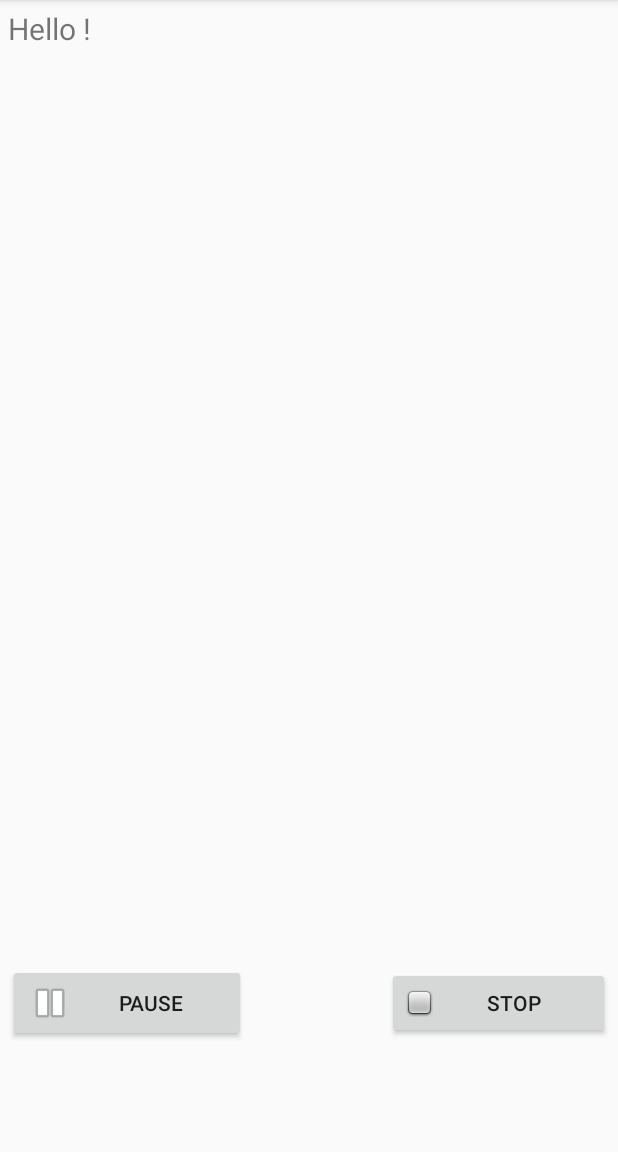
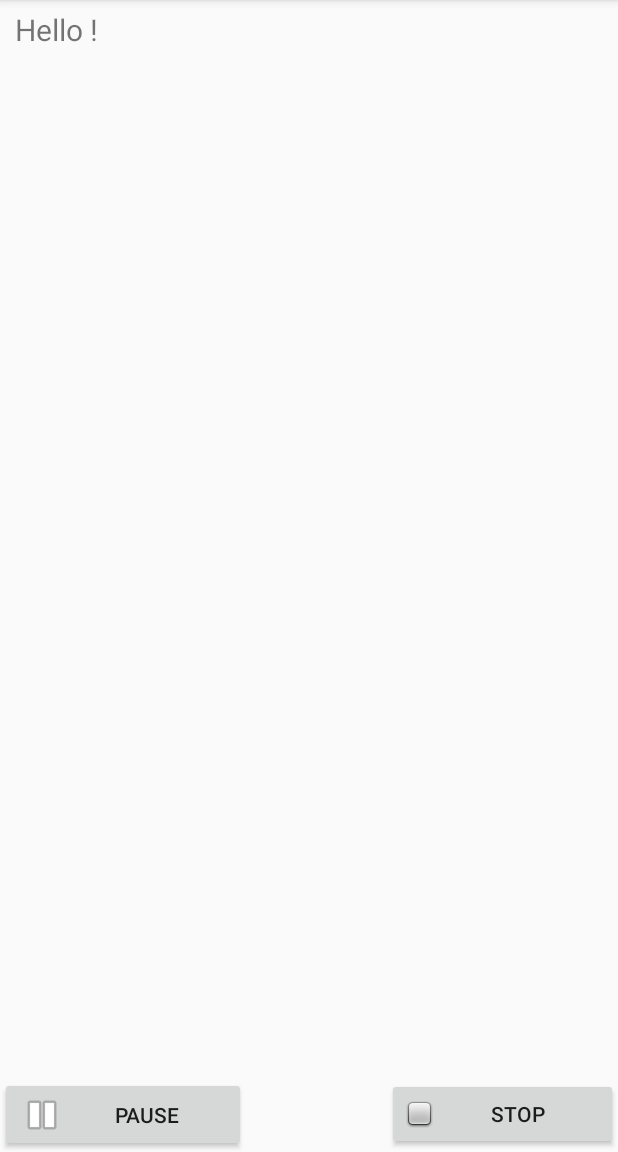
Before and after one commit to imperatorialejandro/grupo_622, an Android app: the MainActivity screen opened directly, with no data from a screen before it, after a tap on "RECORD", on a phone screen of 412 x 824 dp, the part 84-1236 px from its top. Run offline under Robolectric (Android 15) with nearby library versions, the phone set to English and light mode, and no system bars; 1 statement that could not run was skipped.

Commit message:
fix on main activity view

```diff
--- a/codigo/app/src/main/res/layout/activity_main.xml
+++ b/codigo/app/src/main/res/layout/activity_main.xml
@@ -1,37 +1,27 @@
 <?xml version="1.0" encoding="utf-8"?>
 <RelativeLayout xmlns:android="http://schemas.android.com/apk/res/android"
     xmlns:tools="http://schemas.android.com/tools"
-    android:layout_width="match_parent"
-    android:layout_height="match_parent"
+    android:layout_width="fill_parent"
+    android:layout_height="fill_parent"
+    android:gravity="center"
+    android:orientation="vertical"
     tools:context=".MainActivity">
-
-    <LinearLayout
-        android:layout_width="match_parent"
-        android:layout_height="match_parent"
-        android:layout_marginStart="5dp"
-        android:layout_marginTop="5dp"
-        android:layout_marginEnd="5dp"
-        android:layout_marginBottom="5dp"
-        android:orientation="vertical">
-
-        <TextView
-            android:id="@+id/email_user_text"
-            android:layout_width="match_parent"
-            android:layout_height="wrap_content"
-            android:layout_weight="1"
-            android:text="Hello!"
-            android:textSize="20sp" />
 
     <ListView
         android:id="@+id/listView"
-            android:layout_width="match_parent"
+        android:layout_width="wrap_content"
         android:layout_height="wrap_content"
-            android:layout_weight="8" />
+        android:layout_alignParentLeft="true"
+        android:layout_above="@+id/textView1"
+        android:layout_below="@+id/email_user_text"/>
 
     <LinearLayout
-            android:layout_width="match_parent"
-            android:layout_height="wrap_content"
-            android:layout_weight="1"
+        android:id="@+id/textView1"
+        android:layout_width="fill_parent"
+        android:layout_height="50dp"
+        android:gravity="center"
+        android:layout_centerHorizontal="true"
+        android:layout_alignParentBottom="true"
         android:orientation="horizontal">
 
         <Button
@@ -63,6 +53,16 @@
             android:visibility="invisible" />
     </LinearLayout>
 
-    </LinearLayout>
+    <TextView
+        android:id="@+id/email_user_text"
+        android:text="Hello!"
+        android:layout_width="fill_parent"
+        android:layout_height="40dp"
+        android:layout_marginStart="10dp"
+        android:gravity="center_vertical"
+        android:layout_alignParentTop="true"
+        android:orientation="vertical"
+        android:textSize="20sp" />
+
 
 </RelativeLayout>
```
Lines whose indentation alone changed are shown as unchanged.
